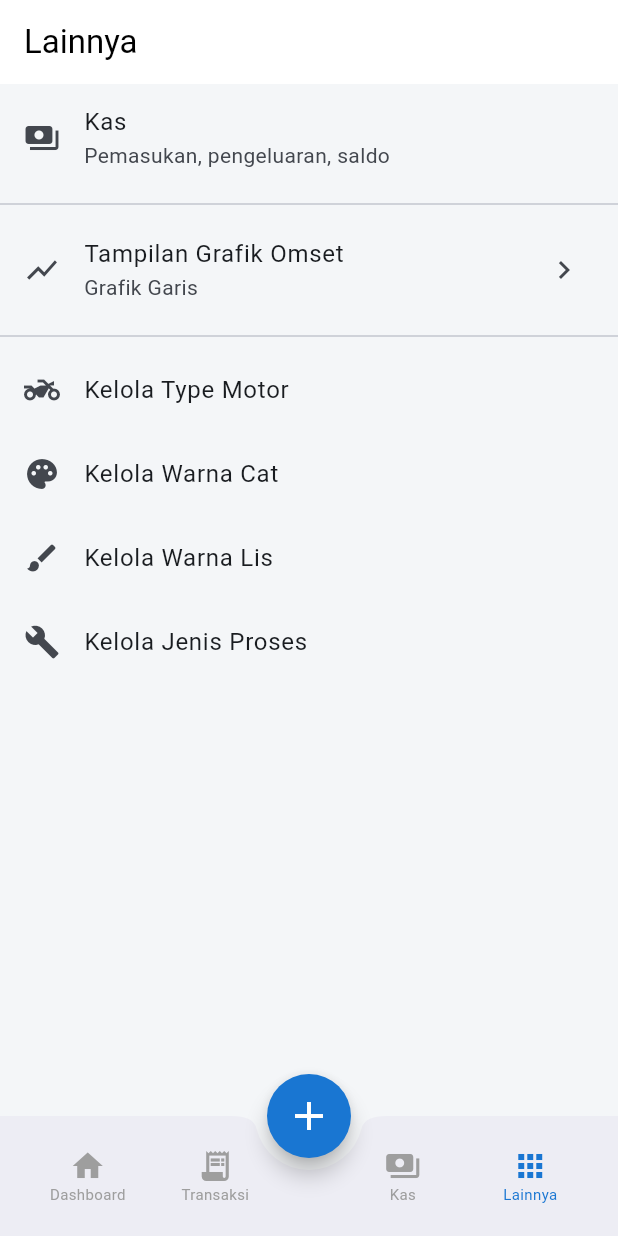
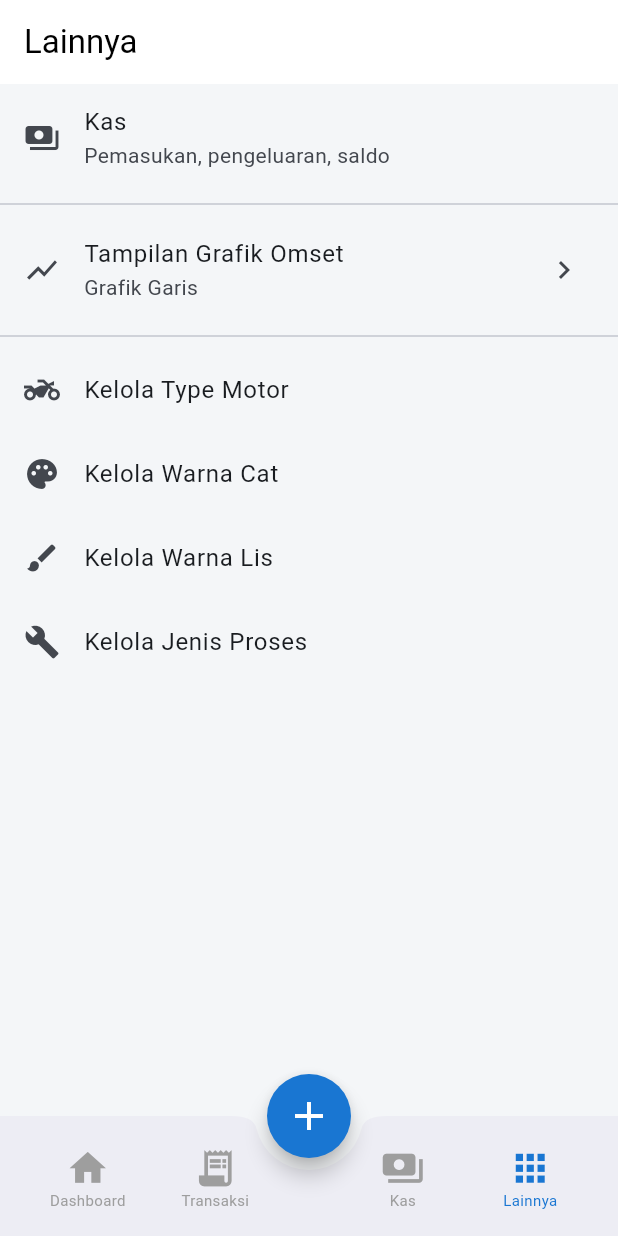
Before and after one commit to RamadhanZaki/WTN_App, a Flutter app: the screen it shows after launch, item 4 of the bottom bar chosen, on a phone screen of 412 x 824 dp. Run offline on Flutter 3.47's test engine with Material 3 defaults, Android fonts, the phone set to English and light mode, and no system bars; our stand-ins replace sqflite; accounts and stored records are empty.

Commit message:
Update v2.5

```diff
--- a/lib/main.dart
+++ b/lib/main.dart
@@ -92,7 +92,7 @@ class _RootShellState extends State<RootShell> {
       child: Padding(
         padding: const EdgeInsets.symmetric(vertical: 8),
         child: Column(mainAxisSize: MainAxisSize.min, children: [
-          Icon(icon, color: selected ? AppColors.biruTua : Colors.grey, size: 24),
+          Icon(icon, color: selected ? AppColors.biruTua : Colors.grey, size: 29),
           Text(label, style: TextStyle(fontSize: 10, color: selected ? AppColors.biruTua : Colors.grey)),
         ]),
       ),
--- a/lib/pages/dashboard_page.dart
+++ b/lib/pages/dashboard_page.dart
@@ -108,12 +108,12 @@ class _DashboardPageState extends State<DashboardPage> {
   Widget build(BuildContext context) {
     return Scaffold(
       appBar: AppBar(
-        toolbarHeight: 60,
+        toolbarHeight: 66,
         scrolledUnderElevation: 0,
         title: Row(children: [
           ClipRRect(
             borderRadius: BorderRadius.circular(12),
-            child: Image.asset('assets/logo.png', height: 40, fit: BoxFit.contain),
+            child: Image.asset('assets/logo.png', height: 50, fit: BoxFit.contain),
           ),
           const SizedBox(width: 10),
           const Expanded(
```
